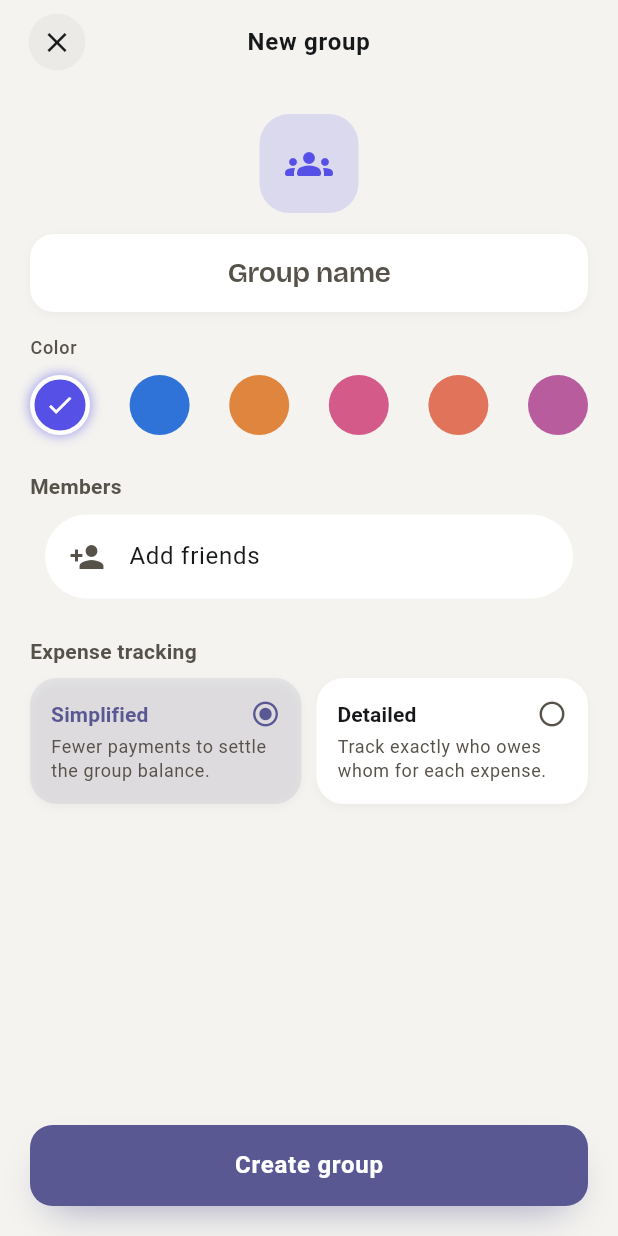
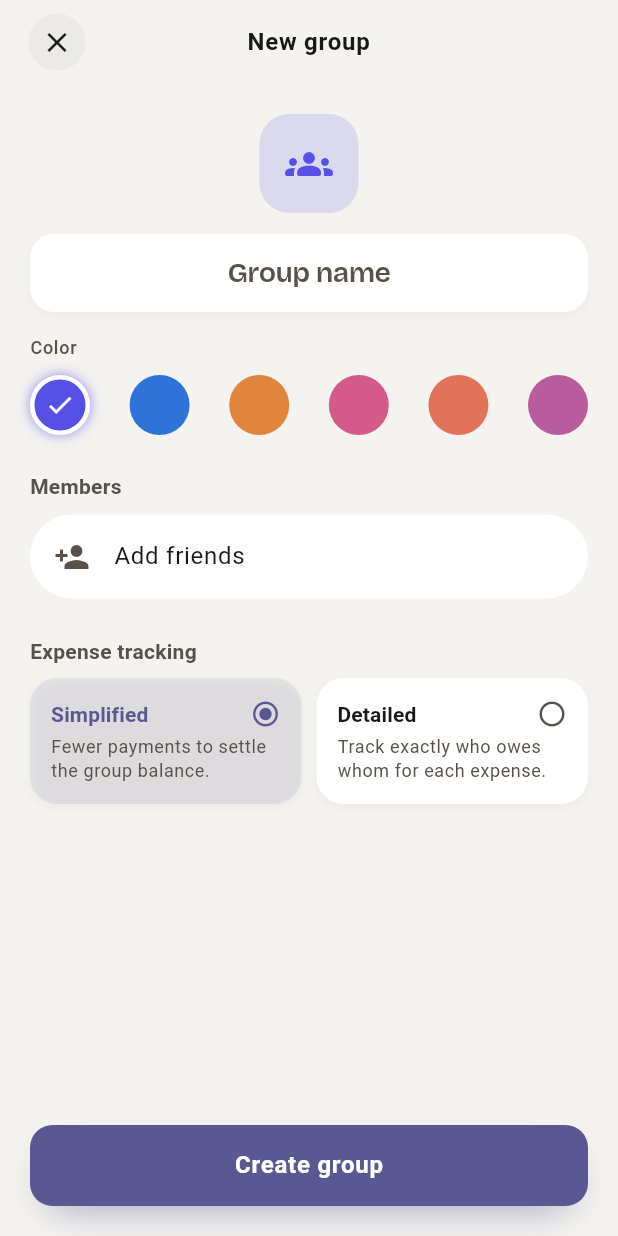
Before and after one commit to deun-at/deun, a Flutter app: the GroupEdit screen opened directly, on a phone screen of 412 x 824 dp. Run offline on Flutter 3.47's test engine with Material 3 defaults, Android fonts, the phone set to English and light mode, and no system bars; drawn by our look-alikes of flutter_form_builder; our stand-ins replace app_links, equatable, firebase_core, firebase_messaging, fl_chart, flutter_contacts and 16 more; missing offline and left inert: async_preferences, google_mlkit_text_recognition, mobile_scanner, universal_html; accounts and stored records are empty; generated files the repository leaves out were written again; network calls fail.

Commit message:
fix(groups): flush members list in edit form (F156)
The members CardColumn inherited the global cardTheme margin (10px
horizontal), sitting at 30px while its SoftCard siblings (name/color,
tracking-mode) sit flush at the 20px ListView padding. Zero the
horizontal Card margin via a per-widget Theme override scoped to this
call site — the global cardTheme and the shared CardColumn are
untouched, so other CardColumn consumers keep their 10px margin.

Co-Authored-By: Claude Opus 4.8 <noreply@anthropic.com>

```diff
--- a/lib/pages/groups/presentation/group_member_search.dart
+++ b/lib/pages/groups/presentation/group_member_search.dart
@@ -258,7 +258,19 @@ class _GroupMemberSearchState extends State<GroupMemberSearch> {
           title: Text(AppLocalizations.of(context)!.groupMemberAddFriends),
         ));
 
-        return CardColumn(children: listTiles);
+        // F156: zero the inherited horizontal Card margin (theme default is
+        // 10px) so this members block sits flush at the edit form's 20px
+        // ListView padding, matching its SoftCard siblings. Scoped here via a
+        // local Theme override — the global cardTheme and shared CardColumn are
+        // untouched (other consumers still get the 10px margin).
+        return Theme(
+          data: Theme.of(context).copyWith(
+            cardTheme: Theme.of(context).cardTheme.copyWith(
+                  margin: const EdgeInsets.symmetric(vertical: 1),
+                ),
+          ),
+          child: CardColumn(children: listTiles),
+        );
       },
       suggestionsBuilder: (context, controller) {
         if (controller.text.isEmpty) {
```
